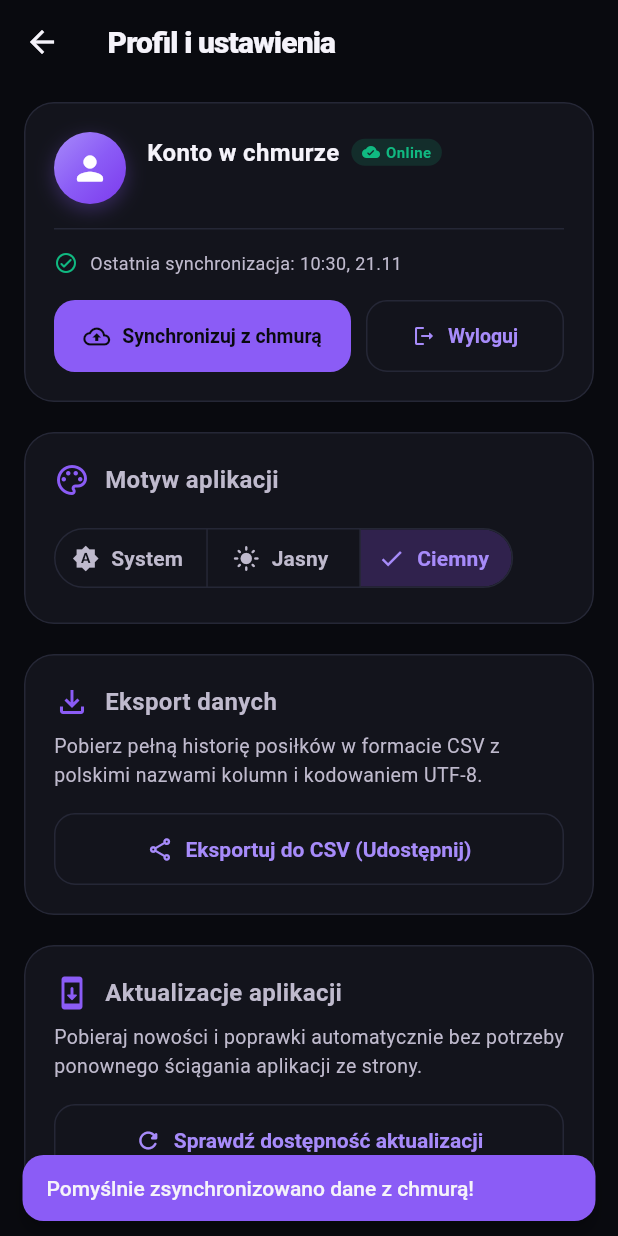
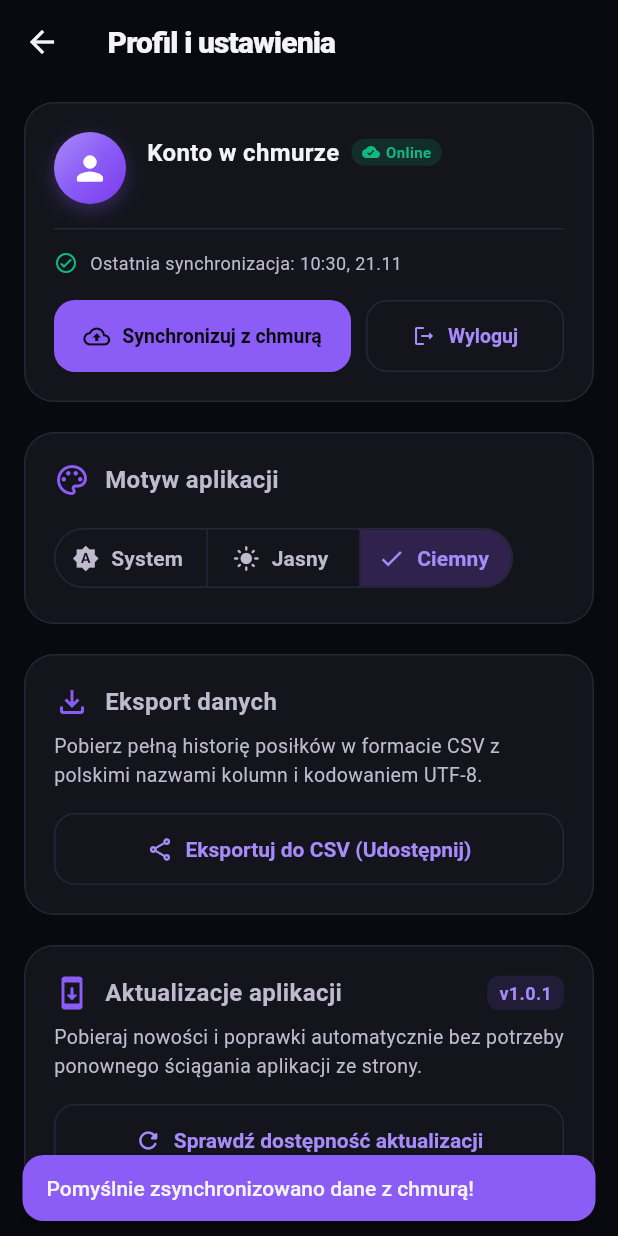
Before and after one commit to ASIN67/grubaski, a Flutter app: the ProfileScreen screen opened directly, after a tap on "Synchronizuj z chmurą", on a phone screen of 412 x 824 dp. Run offline on Flutter 3.47's test engine with Material 3 defaults, Android fonts, the phone set to English and light mode, and no system bars; our stand-ins replace dio, fl_chart, flutter_riverpod, hive, hive_flutter, package_info_plus and 2 more; missing offline and left inert: dart:js_interop, mobile_scanner; accounts and stored records are empty.

Commit message:
chore: bump app version to 1.0.1+2 and display dynamic version badge in profile

```diff
--- a/lib/screens/profile_screen.dart
+++ b/lib/screens/profile_screen.dart
@@ -27,6 +27,25 @@ class ProfileScreen extends ConsumerStatefulWidget {
 class _ProfileScreenState extends ConsumerState<ProfileScreen> {
   bool _isExporting = false;
   bool _isCheckingUpdate = false;
+  String _appVersion = '1.0.1';
+
+  @override
+  void initState() {
+    super.initState();
+    _loadVersionInfo();
+  }
+
+  Future<void> _loadVersionInfo() async {
+    try {
+      final info =
+          await ref.read(appUpdateServiceProvider).getCurrentVersionInfo();
+      if (mounted) {
+        setState(() {
+          _appVersion = info.version;
+        });
+      }
+    } catch (_) {}
+  }
 
   Future<void> _checkForUpdateManual() async {
     setState(() => _isCheckingUpdate = true);
@@ -864,6 +883,9 @@ class _ProfileScreenState extends ConsumerState<ProfileScreen> {
               child: Column(
                 crossAxisAlignment: CrossAxisAlignment.start,
                 children: [
+                  Row(
+                    mainAxisAlignment: MainAxisAlignment.spaceBetween,
+                    children: [
                       const Row(
                         children: [
                           Icon(Icons.system_update_rounded,
@@ -874,6 +896,24 @@ class _ProfileScreenState extends ConsumerState<ProfileScreen> {
                             style: TextStyle(
                               fontSize: 16,
                               fontWeight: FontWeight.bold,
+                            ),
+                          ),
+                        ],
+                      ),
+                      Container(
+                        padding: const EdgeInsets.symmetric(
+                            horizontal: 8, vertical: 3),
+                        decoration: BoxDecoration(
+                          color: AppColors.primary.withOpacity(0.12),
+                          borderRadius: BorderRadius.circular(8),
+                        ),
+                        child: Text(
+                          'v$_appVersion',
+                          style: const TextStyle(
+                            fontSize: 12,
+                            fontWeight: FontWeight.w700,
+                            color: AppColors.primaryLight,
+                          ),
                         ),
                       ),
                     ],
@@ -983,7 +1023,7 @@ class _ProfileScreenState extends ConsumerState<ProfileScreen> {
           // Footer info
           Center(
             child: Text(
-              'Grubasek • Wersja 1.0.0 (Offline-first)',
+              'Grubasek • Wersja $_appVersion (Offline-first)',
               style: TextStyle(
                 fontSize: 12,
                 color:
--- a/lib/services/app_update_service.dart
+++ b/lib/services/app_update_service.dart
@@ -43,12 +43,12 @@ class AppUpdateService {
   Future<({String version, int buildNumber})> getCurrentVersionInfo() async {
     try {
       final packageInfo = await PackageInfo.fromPlatform();
-      final version = packageInfo.version.isNotEmpty ? packageInfo.version : '1.0.0';
-      final buildNumber = int.tryParse(packageInfo.buildNumber) ?? 1;
+      final version = packageInfo.version.isNotEmpty ? packageInfo.version : '1.0.1';
+      final buildNumber = int.tryParse(packageInfo.buildNumber) ?? 2;
       return (version: version, buildNumber: buildNumber);
     } catch (e) {
       debugPrint('AppUpdateService: PackageInfo.fromPlatform fallback ($e)');
-      return (version: '1.0.0', buildNumber: 1);
+      return (version: '1.0.1', buildNumber: 2);
     }
   }
 
--- a/pubspec.yaml
+++ b/pubspec.yaml
@@ -1,7 +1,7 @@
 name: grubasek
 description: "A comprehensive, offline-first calorie and macro tracking mobile application modeled after Fitatu."
 publish_to: 'none'
-version: 1.0.0+1
+version: 1.0.1+2
 
 environment:
   sdk: '>=3.5.0 <4.0.0'
```
Lines whose indentation alone changed are shown as unchanged.
